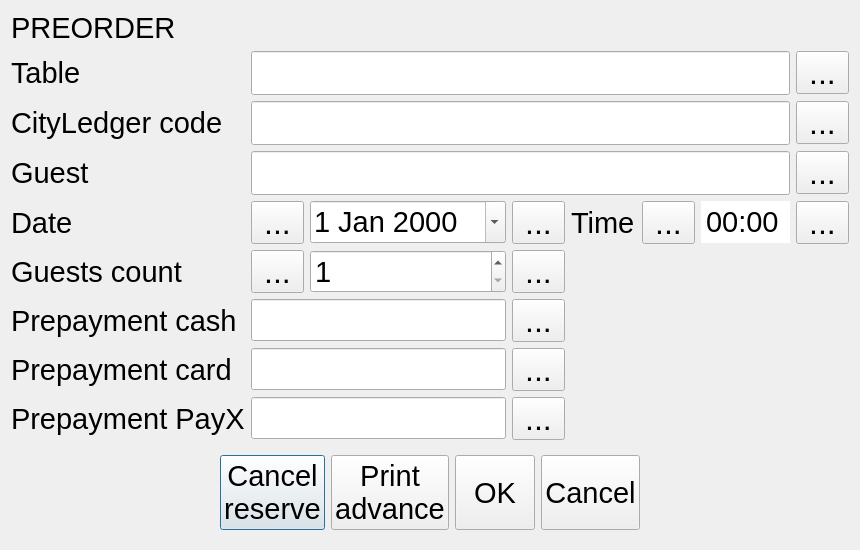
End1-1/Cafe5, file Waiter/dlgpreorder.ui: the form before one commit.
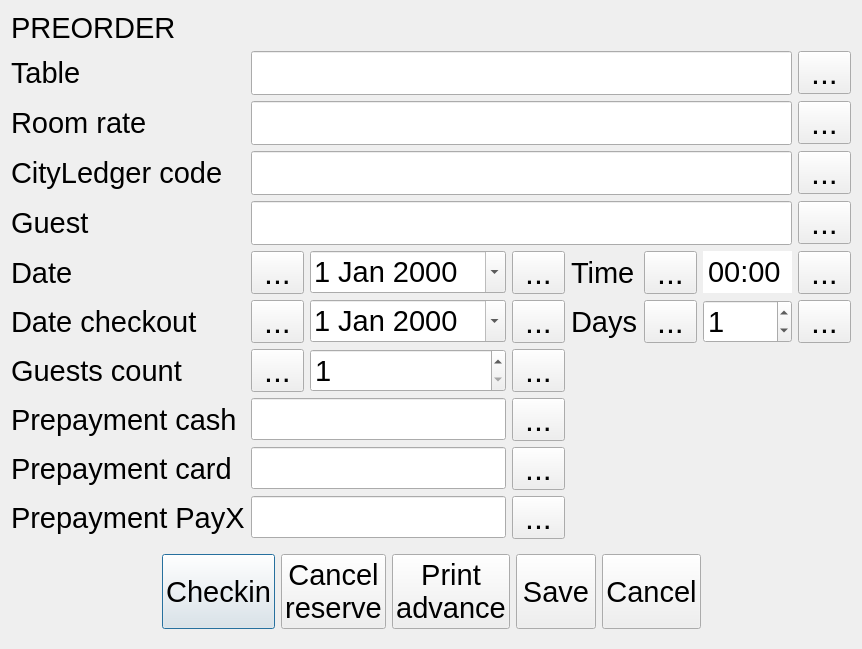
The form after the commit. Icons and pictures are not drawn. Custom widgets are drawn as their Qt base class.

What changed in the file:
```diff
--- a/Waiter/dlgpreorder.ui
+++ b/Waiter/dlgpreorder.ui
@@ -7,7 +7,7 @@
     <x>0</x>
     <y>0</y>
     <width>860</width>
-    <height>541</height>
+    <height>639</height>
    </rect>
   </property>
   <property name="font">
@@ -19,35 +19,8 @@
    <string>Preorder</string>
   </property>
   <layout class="QGridLayout" name="gridLayout">
-   <item row="4" column="6">
-    <widget class="QTimeEdit" name="timeEdit">
-     <property name="sizePolicy">
-      <sizepolicy hsizetype="Minimum" vsizetype="Fixed">
-       <horstretch>0</horstretch>
-       <verstretch>0</verstretch>
-      </sizepolicy>
-     </property>
-     <property name="font">
-      <font>
-       <pointsize>22</pointsize>
-      </font>
-     </property>
-     <property name="styleSheet">
-      <string notr="true">QTimeEdit::up-arrow {width: 0;} QTimeEdit::up-button {width: 0;}QTimeEdit::down-button {width: 0;}</string>
-     </property>
-     <property name="displayFormat">
-      <string>HH:mm</string>
-     </property>
-     <property name="calendarPopup">
-      <bool>false</bool>
-     </property>
-     <property name="currentSectionIndex">
-      <number>0</number>
-     </property>
-    </widget>
-   </item>
-   <item row="7" column="3">
-    <widget class="QToolButton" name="btnGuestUp">
+   <item row="3" column="7">
+    <widget class="QToolButton" name="btnEditCLCode">
      <property name="text">
       <string>...</string>
      </property>
@@ -63,7 +36,7 @@
      </property>
     </widget>
    </item>
-   <item row="9" column="0">
+   <item row="10" column="0">
     <widget class="QLabel" name="label_6">
      <property name="font">
       <font>
@@ -75,8 +48,44 @@
      </property>
     </widget>
    </item>
-   <item row="4" column="1">
-    <widget class="QToolButton" name="btnDateDown">
+   <item row="1" column="1" colspan="6">
+    <widget class="C5LineEdit" name="leTable"/>
+   </item>
+   <item row="5" column="2">
+    <widget class="QDateEdit" name="leDate">
+     <property name="sizePolicy">
+      <sizepolicy hsizetype="Minimum" vsizetype="Fixed">
+       <horstretch>0</horstretch>
+       <verstretch>0</verstretch>
+      </sizepolicy>
+     </property>
+     <property name="font">
+      <font>
+       <pointsize>22</pointsize>
+      </font>
+     </property>
+     <property name="styleSheet">
+      <string notr="true">QTimeEdit::up-arrow {width: 0;} QTimeEdit::up-button {width: 0;}QTimeEdit::down-button {width: 0;}</string>
+     </property>
+     <property name="calendarPopup">
+      <bool>true</bool>
+     </property>
+    </widget>
+   </item>
+   <item row="5" column="0">
+    <widget class="QLabel" name="label">
+     <property name="font">
+      <font>
+       <pointsize>22</pointsize>
+      </font>
+     </property>
+     <property name="text">
+      <string>Date</string>
+     </property>
+    </widget>
+   </item>
+   <item row="11" column="3">
+    <widget class="QToolButton" name="btnEditPayX">
      <property name="text">
       <string>...</string>
      </property>
@@ -92,7 +101,40 @@
      </property>
     </widget>
    </item>
-   <item row="11" column="0" colspan="8">
+   <item row="8" column="0">
+    <widget class="QLabel" name="label_4">
+     <property name="font">
+      <font>
+       <pointsize>22</pointsize>
+      </font>
+     </property>
+     <property name="text">
+      <string>Guests count</string>
+     </property>
+    </widget>
+   </item>
+   <item row="6" column="0">
+    <widget class="QLabel" name="lbCheckout">
+     <property name="font">
+      <font>
+       <pointsize>22</pointsize>
+      </font>
+     </property>
+     <property name="text">
+      <string>Date checkout</string>
+     </property>
+    </widget>
+   </item>
+   <item row="9" column="1" colspan="2">
+    <widget class="C5LineEdit" name="leCash">
+     <property name="font">
+      <font>
+       <pointsize>22</pointsize>
+      </font>
+     </property>
+    </widget>
+   </item>
+   <item row="12" column="0" colspan="8">
     <widget class="QWidget" name="widget" native="true">
      <property name="font">
       <font>
@@ -118,6 +160,30 @@
         </property>
        </spacer>
       </item>
+      <item>
+       <widget class="QPushButton" name="btnCheckin">
+        <property name="sizePolicy">
+         <sizepolicy hsizetype="Preferred" vsizetype="Preferred">
+          <horstretch>0</horstretch>
+          <verstretch>0</verstretch>
+         </sizepolicy>
+        </property>
+        <property name="minimumSize">
+         <size>
+          <width>0</width>
+          <height>0</height>
+         </size>
+        </property>
+        <property name="font">
+         <font>
+          <pointsize>22</pointsize>
+         </font>
+        </property>
+        <property name="text">
+         <string>Checkin</string>
+        </property>
+       </widget>
+      </item>
       <item>
        <widget class="QPushButton" name="btnCancelReserve">
         <property name="sizePolicy">
@@ -188,7 +254,7 @@
          </font>
         </property>
         <property name="text">
-         <string>OK</string>
+         <string>Save</string>
         </property>
        </widget>
       </item>
@@ -237,29 +303,8 @@
      </layout>
     </widget>
    </item>
-   <item row="2" column="0">
-    <widget class="QLabel" name="label_9">
-     <property name="font">
-      <font>
-       <pointsize>22</pointsize>
-      </font>
-     </property>
-     <property name="text">
-      <string>CityLedger code</string>
-     </property>
-    </widget>
-   </item>
-   <item row="8" column="1" colspan="2">
-    <widget class="C5LineEdit" name="leCash">
-     <property name="font">
-      <font>
-       <pointsize>22</pointsize>
-      </font>
-     </property>
-    </widget>
-   </item>
-   <item row="10" column="3">
-    <widget class="QToolButton" name="btnEditPayX">
+   <item row="6" column="7">
+    <widget class="QToolButton" name="btnDaysUp">
      <property name="text">
       <string>...</string>
      </property>
@@ -275,45 +320,7 @@
      </property>
     </widget>
    </item>
-   <item row="10" column="1" colspan="2">
-    <widget class="C5LineEdit" name="lePayX">
-     <property name="font">
-      <font>
-       <pointsize>22</pointsize>
-      </font>
-     </property>
-    </widget>
-   </item>
    <item row="4" column="0">
-    <widget class="QLabel" name="label">
-     <property name="font">
-      <font>
-       <pointsize>22</pointsize>
-      </font>
-     </property>
-     <property name="text">
-      <string>Date</string>
-     </property>
-    </widget>
-   </item>
-   <item row="7" column="1">
-    <widget class="QToolButton" name="btnGuestDown">
-     <property name="text">
-      <string>...</string>
-     </property>
-     <property name="icon">
-      <iconset resource="../resources/resources.qrc">
-       <normaloff>:/down.png</normaloff>:/down.png</iconset>
-     </property>
-     <property name="iconSize">
-      <size>
-       <width>32</width>
-       <height>32</height>
-      </size>
-     </property>
-    </widget>
-   </item>
-   <item row="3" column="0">
     <widget class="QLabel" name="label_7">
      <property name="font">
       <font>
@@ -325,25 +332,20 @@
      </property>
     </widget>
    </item>
-   <item row="2" column="7">
-    <widget class="QToolButton" name="btnEditCLCode">
+   <item row="0" column="0" colspan="6">
+    <widget class="QLabel" name="lbPreorder">
+     <property name="font">
+      <font>
+       <pointsize>22</pointsize>
+      </font>
+     </property>
      <property name="text">
-      <string>...</string>
+      <string>PREORDER</string>
      </property>
-     <property name="icon">
-      <iconset resource="../resources/resources.qrc">
-       <normaloff>:/edit.png</normaloff>:/edit.png</iconset>
-     </property>
-     <property name="iconSize">
-      <size>
-       <width>32</width>
-       <height>32</height>
-      </size>
-     </property>
     </widget>
    </item>
-   <item row="3" column="7">
-    <widget class="QToolButton" name="btnEditGuestname">
+   <item row="5" column="1">
+    <widget class="QToolButton" name="btnDateDown">
      <property name="text">
       <string>...</string>
      </property>
@@ -359,8 +361,8 @@
      </property>
     </widget>
    </item>
-   <item row="8" column="3">
-    <widget class="QToolButton" name="btnEditCash">
+   <item row="6" column="3">
+    <widget class="QToolButton" name="btnCheckoutUp">
      <property name="text">
       <string>...</string>
      </property>
@@ -376,23 +378,15 @@
      </property>
     </widget>
    </item>
-   <item row="2" column="1" colspan="6">
-    <widget class="C5LineEdit" name="leCityLedger"/>
-   </item>
-   <item row="9" column="3">
-    <widget class="QToolButton" name="btnEditCard">
-     <property name="text">
-      <string>...</string>
+   <item row="5" column="4">
+    <widget class="QLabel" name="label_2">
+     <property name="font">
+      <font>
+       <pointsize>22</pointsize>
+      </font>
      </property>
-     <property name="icon">
-      <iconset resource="../resources/resources.qrc">
-       <normaloff>:/edit.png</normaloff>:/edit.png</iconset>
-     </property>
-     <property name="iconSize">
-      <size>
-       <width>32</width>
-       <height>32</height>
-      </size>
+     <property name="text">
+      <string>Time</string>
      </property>
     </widget>
    </item>
@@ -408,10 +402,68 @@
      </property>
     </widget>
    </item>
-   <item row="3" column="1" colspan="6">
-    <widget class="C5LineEdit" name="leGuestName"/>
+   <item row="5" column="5">
+    <widget class="QToolButton" name="btnTimeDown">
+     <property name="text">
+      <string>...</string>
+     </property>
+     <property name="icon">
+      <iconset resource="../resources/resources.qrc">
+       <normaloff>:/down.png</normaloff>:/down.png</iconset>
+     </property>
+     <property name="iconSize">
+      <size>
+       <width>32</width>
+       <height>32</height>
+      </size>
+     </property>
+    </widget>
    </item>
-   <item row="4" column="3">
+   <item row="6" column="5">
+    <widget class="QToolButton" name="btnDaysDown">
+     <property name="text">
+      <string>...</string>
+     </property>
+     <property name="icon">
+      <iconset resource="../resources/resources.qrc">
+       <normaloff>:/down.png</normaloff>:/down.png</iconset>
+     </property>
+     <property name="iconSize">
+      <size>
+       <width>32</width>
+       <height>32</height>
+      </size>
+     </property>
+    </widget>
+   </item>
+   <item row="5" column="6">
+    <widget class="QTimeEdit" name="timeEdit">
+     <property name="sizePolicy">
+      <sizepolicy hsizetype="Minimum" vsizetype="Fixed">
+       <horstretch>0</horstretch>
+       <verstretch>0</verstretch>
+      </sizepolicy>
+     </property>
+     <property name="font">
+      <font>
+       <pointsize>22</pointsize>
+      </font>
+     </property>
+     <property name="styleSheet">
+      <string notr="true">QTimeEdit::up-arrow {width: 0;} QTimeEdit::up-button {width: 0;}QTimeEdit::down-button {width: 0;}</string>
+     </property>
+     <property name="displayFormat">
+      <string>HH:mm</string>
+     </property>
+     <property name="calendarPopup">
+      <bool>false</bool>
+     </property>
+     <property name="currentSectionIndex">
+      <number>0</number>
+     </property>
+    </widget>
+   </item>
+   <item row="5" column="3">
     <widget class="QToolButton" name="btnDateUp">
      <property name="text">
       <string>...</string>
@@ -428,31 +480,19 @@
      </property>
     </widget>
    </item>
-   <item row="4" column="4">
-    <widget class="QLabel" name="label_2">
+   <item row="3" column="0">
+    <widget class="QLabel" name="label_9">
      <property name="font">
       <font>
        <pointsize>22</pointsize>
       </font>
      </property>
      <property name="text">
-      <string>Time</string>
+      <string>CityLedger code</string>
      </property>
     </widget>
    </item>
-   <item row="7" column="0">
-    <widget class="QLabel" name="label_4">
-     <property name="font">
-      <font>
-       <pointsize>22</pointsize>
-      </font>
-     </property>
-     <property name="text">
-      <string>Guests count</string>
-     </property>
-    </widget>
-   </item>
-   <item row="8" column="0">
+   <item row="9" column="0">
     <widget class="QLabel" name="label_5">
      <property name="font">
       <font>
@@ -464,7 +504,27 @@
      </property>
     </widget>
    </item>
-   <item row="4" column="7">
+   <item row="4" column="1" colspan="6">
+    <widget class="C5LineEdit" name="leGuestName"/>
+   </item>
+   <item row="10" column="3">
+    <widget class="QToolButton" name="btnEditCard">
+     <property name="text">
+      <string>...</string>
+     </property>
+     <property name="icon">
+      <iconset resource="../resources/resources.qrc">
+       <normaloff>:/edit.png</normaloff>:/edit.png</iconset>
+     </property>
+     <property name="iconSize">
+      <size>
+       <width>32</width>
+       <height>32</height>
+      </size>
+     </property>
+    </widget>
+   </item>
+   <item row="5" column="7">
     <widget class="QToolButton" name="btnTimeUp">
      <property name="text">
       <string>...</string>
@@ -481,8 +541,42 @@
      </property>
     </widget>
    </item>
-   <item row="4" column="5">
-    <widget class="QToolButton" name="btnTimeDown">
+   <item row="4" column="7">
+    <widget class="QToolButton" name="btnEditGuestname">
+     <property name="text">
+      <string>...</string>
+     </property>
+     <property name="icon">
+      <iconset resource="../resources/resources.qrc">
+       <normaloff>:/edit.png</normaloff>:/edit.png</iconset>
+     </property>
+     <property name="iconSize">
+      <size>
+       <width>32</width>
+       <height>32</height>
+      </size>
+     </property>
+    </widget>
+   </item>
+   <item row="1" column="7">
+    <widget class="QToolButton" name="btnSelectTable">
+     <property name="text">
+      <string>...</string>
+     </property>
+     <property name="icon">
+      <iconset resource="../resources/resources.qrc">
+       <normaloff>:/edit.png</normaloff>:/edit.png</iconset>
+     </property>
+     <property name="iconSize">
+      <size>
+       <width>32</width>
+       <height>32</height>
+      </size>
+     </property>
+    </widget>
+   </item>
+   <item row="6" column="1">
+    <widget class="QToolButton" name="btnCheckDown">
      <property name="text">
       <string>...</string>
      </property>
@@ -498,58 +592,28 @@
      </property>
     </widget>
    </item>
-   <item row="7" column="2">
-    <widget class="QSpinBox" name="leGuest">
-     <property name="sizePolicy">
-      <sizepolicy hsizetype="Minimum" vsizetype="Fixed">
-       <horstretch>0</horstretch>
-       <verstretch>0</verstretch>
-      </sizepolicy>
-     </property>
+   <item row="11" column="1" colspan="2">
+    <widget class="C5LineEdit" name="lePayX">
      <property name="font">
       <font>
        <pointsize>22</pointsize>
       </font>
      </property>
-     <property name="styleSheet">
-      <string notr="true"/>
-     </property>
-     <property name="showGroupSeparator" stdset="0">
-      <bool>false</bool>
-     </property>
-     <property name="suffix">
-      <string/>
-     </property>
-     <property name="prefix">
-      <string/>
-     </property>
-     <property name="minimum">
-      <number>1</number>
-     </property>
-     <property name="maximum">
-      <number>999</number>
-     </property>
-     <property name="value">
-      <number>1</number>
-     </property>
-     <property name="displayIntegerBase">
-      <number>10</number>
-     </property>
     </widget>
    </item>
-   <item row="0" column="0" colspan="6">
-    <widget class="QLabel" name="label_3">
+   <item row="6" column="4">
+    <widget class="QLabel" name="lbDays">
      <property name="font">
       <font>
        <pointsize>22</pointsize>
       </font>
      </property>
      <property name="text">
-      <string>PREORDER</string>
+      <string>Days</string>
      </property>
     </widget>
    </item>
-   <item row="9" column="1" colspan="2">
+   <item row="10" column="1" colspan="2">
     <widget class="C5LineEdit" name="leCard">
      <property name="font">
       <font>
@@ -558,7 +622,157 @@
      </property>
     </widget>
    </item>
-   <item row="10" column="0">
+   <item row="6" column="6">
+    <widget class="QSpinBox" name="leDays">
+     <property name="sizePolicy">
+      <sizepolicy hsizetype="Minimum" vsizetype="Fixed">
+       <horstretch>0</horstretch>
+       <verstretch>0</verstretch>
+      </sizepolicy>
+     </property>
+     <property name="font">
+      <font>
+       <pointsize>22</pointsize>
+      </font>
+     </property>
+     <property name="styleSheet">
+      <string notr="true"/>
+     </property>
+     <property name="showGroupSeparator" stdset="0">
+      <bool>false</bool>
+     </property>
+     <property name="suffix">
+      <string/>
+     </property>
+     <property name="prefix">
+      <string/>
+     </property>
+     <property name="minimum">
+      <number>0</number>
+     </property>
+     <property name="maximum">
+      <number>999</number>
+     </property>
+     <property name="value">
+      <number>1</number>
+     </property>
+     <property name="displayIntegerBase">
+      <number>10</number>
+     </property>
+    </widget>
+   </item>
+   <item row="9" column="3">
+    <widget class="QToolButton" name="btnEditCash">
+     <property name="text">
+      <string>...</string>
+     </property>
+     <property name="icon">
+      <iconset resource="../resources/resources.qrc">
+       <normaloff>:/edit.png</normaloff>:/edit.png</iconset>
+     </property>
+     <property name="iconSize">
+      <size>
+       <width>32</width>
+       <height>32</height>
+      </size>
+     </property>
+    </widget>
+   </item>
+   <item row="8" column="2">
+    <widget class="QSpinBox" name="leGuest">
+     <property name="sizePolicy">
+      <sizepolicy hsizetype="Minimum" vsizetype="Fixed">
+       <horstretch>0</horstretch>
+       <verstretch>0</verstretch>
+      </sizepolicy>
+     </property>
+     <property name="font">
+      <font>
+       <pointsize>22</pointsize>
+      </font>
+     </property>
+     <property name="styleSheet">
+      <string notr="true"/>
+     </property>
+     <property name="showGroupSeparator" stdset="0">
+      <bool>false</bool>
+     </property>
+     <property name="suffix">
+      <string/>
+     </property>
+     <property name="prefix">
+      <string/>
+     </property>
+     <property name="minimum">
+      <number>1</number>
+     </property>
+     <property name="maximum">
+      <number>999</number>
+     </property>
+     <property name="value">
+      <number>1</number>
+     </property>
+     <property name="displayIntegerBase">
+      <number>10</number>
+     </property>
+    </widget>
+   </item>
+   <item row="6" column="2">
+    <widget class="QDateEdit" name="leDateCheckout">
+     <property name="sizePolicy">
+      <sizepolicy hsizetype="Minimum" vsizetype="Fixed">
+       <horstretch>0</horstretch>
+       <verstretch>0</verstretch>
+      </sizepolicy>
+     </property>
+     <property name="font">
+      <font>
+       <pointsize>22</pointsize>
+      </font>
+     </property>
+     <property name="styleSheet">
+      <string notr="true">QTimeEdit::up-arrow {width: 0;} QTimeEdit::up-button {width: 0;}QTimeEdit::down-button {width: 0;}</string>
+     </property>
+     <property name="calendarPopup">
+      <bool>true</bool>
+     </property>
+    </widget>
+   </item>
+   <item row="8" column="1">
+    <widget class="QToolButton" name="btnGuestDown">
+     <property name="text">
+      <string>...</string>
+     </property>
+     <property name="icon">
+      <iconset resource="../resources/resources.qrc">
+       <normaloff>:/down.png</normaloff>:/down.png</iconset>
+     </property>
+     <property name="iconSize">
+      <size>
+       <width>32</width>
+       <height>32</height>
+      </size>
+     </property>
+    </widget>
+   </item>
+   <item row="8" column="3">
+    <widget class="QToolButton" name="btnGuestUp">
+     <property name="text">
+      <string>...</string>
+     </property>
+     <property name="icon">
+      <iconset resource="../resources/resources.qrc">
+       <normaloff>:/up.png</normaloff>:/up.png</iconset>
+     </property>
+     <property name="iconSize">
+      <size>
+       <width>32</width>
+       <height>32</height>
+      </size>
+     </property>
+    </widget>
+   </item>
+   <item row="11" column="0">
     <widget class="QLabel" name="label_8">
      <property name="font">
       <font>
@@ -570,32 +784,26 @@
      </property>
     </widget>
    </item>
-   <item row="4" column="2">
-    <widget class="QDateEdit" name="leDate">
-     <property name="sizePolicy">
-      <sizepolicy hsizetype="Minimum" vsizetype="Fixed">
-       <horstretch>0</horstretch>
-       <verstretch>0</verstretch>
-      </sizepolicy>
-     </property>
+   <item row="3" column="1" colspan="6">
+    <widget class="C5LineEdit" name="leCityLedger"/>
+   </item>
+   <item row="2" column="0">
+    <widget class="QLabel" name="lbRoomRate">
      <property name="font">
       <font>
        <pointsize>22</pointsize>
       </font>
      </property>
-     <property name="styleSheet">
-      <string notr="true">QTimeEdit::up-arrow {width: 0;} QTimeEdit::up-button {width: 0;}QTimeEdit::down-button {width: 0;}</string>
-     </property>
-     <property name="calendarPopup">
-      <bool>true</bool>
+     <property name="text">
+      <string>Room rate</string>
      </property>
     </widget>
    </item>
-   <item row="1" column="1" colspan="6">
-    <widget class="C5LineEdit" name="leTable"/>
+   <item row="2" column="1" colspan="6">
+    <widget class="C5LineEdit" name="leRoomRate"/>
    </item>
-   <item row="1" column="7">
-    <widget class="QToolButton" name="btnSelectTable">
+   <item row="2" column="7">
+    <widget class="QToolButton" name="btnEditRate">
      <property name="text">
       <string>...</string>
      </property>
```
Left out of the diff: 12 changed lines with no effect on the pictures.
